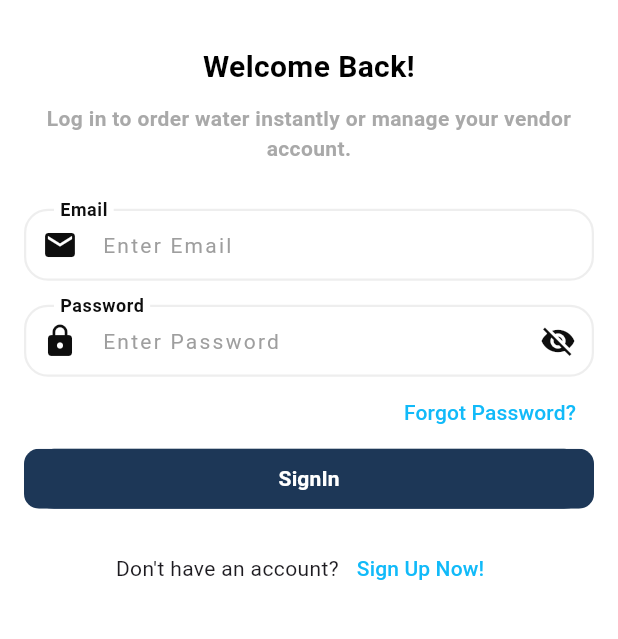
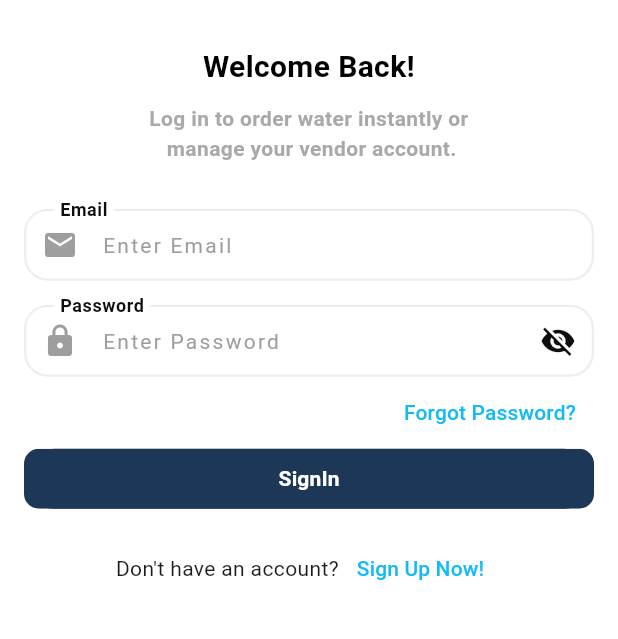
Before and after one commit to difmo/difwaWater-v2, a Flutter app: the screen it shows after launch, after a tap on "Login here", on a phone screen of 412 x 824 dp, the part 401-1040 px from its top. Run offline on Flutter 3.47's test engine with Material 3 defaults, Android fonts, the phone set to English and light mode, and no system bars; our stand-ins replace app_links, cloud_firestore, country_code_picker, country_picker, firebase_auth, firebase_core and 5 more; accounts and stored records are empty; Roboto replaces fonts that are missing (Nexa); project files that could hold a hidden picture were left out.

Commit message:
save changes

```diff
--- a/lib/screens/auth/login_screen.dart
+++ b/lib/screens/auth/login_screen.dart
@@ -84,7 +84,7 @@ class _LoginScreenState extends State<LoginScreenPage> {
                     ),
                     const SizedBox(height: 10),
                     Text(
-                      "Log in to order water instantly or manage your vendor account.",
+                      "Log in to order water instantly or \n manage your vendor account.",
                       style: AppStyle.greyText18.copyWith(
                         fontSize: isSmallScreen ? 14 : 18,
                       ),
--- a/lib/screens/auth/signup_screen.dart
+++ b/lib/screens/auth/signup_screen.dart
@@ -135,25 +135,26 @@ class _MobileNumberPageState extends State<MobileNumberPage>
                         key: _formKeyPhone,
                         child: Row(
                           children: [
-                            CountryCodePicker(
-                              onChanged: (code) {
-                                setState(() {
-                                  selectedCountryCode = code.dialCode!;
-                                });
-                              },
-                              initialSelection: 'IN',
-                              favorite: const ['+91', '+1'],
-                              showCountryOnly: false,
-                              showOnlyCountryWhenClosed: false,
-                              showFlag: false,
-                              alignLeft: false,
-                            ),
+                            // CountryCodePicker(
+                            //   onChanged: (code) {
+                            //     setState(() {
+                            //       selectedCountryCode = code.dialCode!;
+                            //     });
+                            //   },
+                            //   initialSelection: 'IN',
+                            //   favorite: const ['+91', '+1'],
+                            //   showCountryOnly: false,
+                            //   showOnlyCountryWhenClosed: false,
+                            //   showFlag: false,
+                            //   alignLeft: false,
+                            // ),
                             Expanded(
                               child: CommonTextField(
                                 controller: phoneController,
                                 inputType: InputType.phone,
                                 label: 'Phone Number',
                                 hint: 'Enter  Phone Number',
+                                prefixText: '+91',
                                 icon: Icons.phone,
                                 onChanged: (String) {
                                   _formKeyPhone.currentState!.validate();
--- a/lib/screens/splash_screen.dart
+++ b/lib/screens/splash_screen.dart
@@ -83,13 +83,17 @@ class _SplashScreenState extends State<SplashScreen>
   Widget build(BuildContext context) {
     return Scaffold(
       backgroundColor: Color(0xFF010614),
-      body: Stack(
+      body: Center(
+        child: Column(
+          mainAxisAlignment:
+              MainAxisAlignment.spaceBetween, // Distributes widgets evenly
           children: [
-          Center(
-            child: Column(
-              mainAxisAlignment: MainAxisAlignment.center,
-              children: <Widget>[
-                FadeTransition(
+            Column(
+              mainAxisAlignment: MainAxisAlignment.spaceBetween,
+              children: [
+                Padding(
+                  padding: const EdgeInsets.only(top: 300.0),
+                  child: FadeTransition(
                     opacity: _logoOpacity,
                     child: SvgPicture.asset(
                       "assets/images/difwalogo.svg",
@@ -97,40 +101,135 @@ class _SplashScreenState extends State<SplashScreen>
                       height: 100,
                     ),
                   ),
+                ),
+                SizedBox(height: 100,),
+                Column(
+                  mainAxisAlignment: MainAxisAlignment.center,
+                  children: [
+                    FadeTransition(
+                      opacity: _textOpacity,
+                      child: Text(
+                        "Welcome to Difwa",
+                        style: TextStyle(
+                          fontSize: 26,
+                          fontWeight: FontWeight.bold,
+                          color: Colors.white,
+                        ),
+                      ),
+                    ),
+                    const SizedBox(height: 10),
+                    FadeTransition(
+                      opacity: _textOpacity,
+                      child: Text(
+                        'Hassle-Free Water Delivery \nat Your Fingertips!',
+                        style: TextStyle(
+                          fontSize: 16,
+                          color: Colors.white,
+                          fontWeight: FontWeight.bold,
+                        ),
+                        textAlign: TextAlign.center,
+                      ),
+                    ),
                     const SizedBox(height: 20),
                   ],
                 ),
+              ],
             ),
 
-          Positioned(
-            bottom: 0,
-            child: Center(
-              child: SvgPicture.asset(
-                "assets/elements/splash.svg",
-              ),
-            ),
-          ),
+            // ),
+            // const SizedBox(height: 150),
 
-          // Text with fade-in animation
-          Positioned(
-            bottom: 20,
-            left: 0,
-            right: 0,
+            Padding(
+              padding: const EdgeInsets.only(bottom: 20.0),
               child: FadeTransition(
                 opacity: _textOpacity,
-              child: const Center(
-                child: Text(
+                child: const Text(
                   'Powered by Difmo',
                   style: TextStyle(
                     fontSize: 16,
-                    color: Colors.grey,
-                  ),
+                    color: Colors.white,
                   ),
                 ),
               ),
             ),
           ],
         ),
+      ),
+      // Stack(
+      //   children: [
+      //     Column(
+      //       mainAxisAlignment: MainAxisAlignment.center,
+      //       children: <Widget>[
+      //         FadeTransition(
+      //           opacity: _textOpacity,
+      //           child: Text(
+      //             "Welcome to Difwa",
+      //             style: TextStyle(
+      //               fontSize: 16,
+      //             fontWeight: FontWeight.bold,
+      //               color: Colors.grey,
+      //             ),
+      //           ),
+      //         ),
+      //         FadeTransition(
+      //           opacity: _textOpacity,
+      //           child: Text(
+      //             'Hassle-Free Water Delivery at Your Fingertips!',
+      //             style: TextStyle(
+      //               fontSize: 16,
+      //               color: Colors.grey,
+      //             ),
+      //           ),
+      //         ),
+      //         const SizedBox(height: 20),
+      //       ],
+      //     ),
+      //     Center(
+      //       child: Column(
+      //         mainAxisAlignment: MainAxisAlignment.center,
+      //         children: <Widget>[
+      //           FadeTransition(
+      //             opacity: _logoOpacity,
+      //             child: SvgPicture.asset(
+      //               "assets/images/difwalogo.svg",
+      //               width: 100,
+      //               height: 100,
+      //             ),
+      //           ),
+      //           const SizedBox(height: 20),
+      //         ],
+      //       ),
+      //     ),
+
+      //     // Positioned(
+      //     //   bottom: 0,
+      //     //   child: Center(
+      //     //     child: SvgPicture.asset(
+      //     //       "assets/elements/splash.svg",
+      //     //     ),
+      //     //   ),
+      //     // ),
+
+      //     // Text with fade-in animation
+      //     Positioned(
+      //       bottom: 20,
+      //       left: 0,
+      //       right: 0,
+      //       child: FadeTransition(
+      //         opacity: _textOpacity,
+      //         child: const Center(
+      //           child: Text(
+      //             'Powered by Difmo',
+      //             style: TextStyle(
+      //               fontSize: 16,
+      //               color: Colors.grey,
+      //             ),
+      //           ),
+      //         ),
+      //       ),
+      //     ),
+      //   ],
+      // ),
     );
   }
 }
--- a/lib/widgets/custom_input_field.dart
+++ b/lib/widgets/custom_input_field.dart
@@ -16,6 +16,7 @@ class CommonTextField extends StatefulWidget {
   final double? borderRadius;
   final double? height;
   final Color? borderColor;
+  final String? prefixText;
   final IconData? icon;
   final IconData? suffixIcon;
   final String? Function(String?)? validator; // Accept a validator function
@@ -33,6 +34,7 @@ class CommonTextField extends StatefulWidget {
     this.height,
     this.borderColor,
     this.icon,
+    this.prefixText,
     this.suffixIcon,
     this.validator, // Optional validator function
   });
@@ -44,12 +46,22 @@ class CommonTextField extends StatefulWidget {
 class _CommonTextFieldState extends State<CommonTextField> {
   late List<TextInputFormatter> _inputFormatters;
   late TextInputType _keyboardType;
+  FocusNode _focusNode = FocusNode(); // ✅ Direct initialization
   bool _obscureText = true;
 
   @override
   void initState() {
     super.initState();
+    _focusNode.addListener(() {
+      setState(() {}); // Rebuild UI when focus state changes
+    });
     _setInputType();
+  }
+
+  @override
+  void dispose() {
+    _focusNode.dispose();
+    super.dispose();
   }
 
   void _setInputType() {
@@ -90,10 +102,10 @@ class _CommonTextFieldState extends State<CommonTextField> {
 
   @override
   Widget build(BuildContext context) {
-
     return TextFormField(
       autofocus: widget.autofocus,
       controller: widget.controller,
+      focusNode: _focusNode,
       keyboardType: _keyboardType,
       inputFormatters: _inputFormatters,
       readOnly: widget.readOnly,
@@ -102,19 +114,49 @@ class _CommonTextFieldState extends State<CommonTextField> {
           widget.inputType == InputType.visiblePassword ? _obscureText : false,
       validator: widget.validator, // Apply validation function
       style: TextStyle(
-        color:
-            widget.readOnly ? Colors.grey : Colors.black,
+        color: widget.readOnly ? Colors.grey : Colors.black,
         letterSpacing: 1.5,
       ),
       decoration: InputDecoration(
-        prefixIcon: widget.icon != null
-            ? Icon(widget.icon, color: ThemeConstants.blackColor)
-            : null,
+        prefixIcon: Row(
+          mainAxisSize:
+              MainAxisSize.min,
+          children: [
+            if (widget.icon != null)
+              Padding(
+                padding: EdgeInsets.only(
+                    left: 12, right: 4),
+                child: Icon(
+                  widget.icon,
+                  color: _focusNode.hasFocus ? Colors.black : Colors.grey,
+                ),
+              ),
+            if (widget.prefixText != null)
+              Text(
+                widget.prefixText!,
+                style: TextStyle(
+                  color: Colors.black,
+                  fontWeight: FontWeight.bold,
+                  fontSize: 16,
+                ),
+              ),
+          ],
+        ),
+
+        //  widget.icon != null
+        //     ? Icon(
+        //         widget.icon,
+        //         color: _focusNode.hasFocus
+        //             ? Colors.black
+        //             : Colors.grey, // Change color on focus
+        //       )
+        //     : null,
         suffixIcon: widget.inputType == InputType.visiblePassword
             ? IconButton(
                 icon: Icon(
-                    _obscureText ? Icons.visibility_off : Icons.visibility,
-                    color: ThemeConstants.blackColor),
+                  _obscureText ? Icons.visibility_off : Icons.visibility,
+                  color: ThemeConstants.blackColor,
+                ),
                 onPressed: () {
                   setState(() {
                     _obscureText = !_obscureText;
```
Also changed, not shown: lib/screens/personal_details.dart (added, +107 -0 lines), lib/screens/profile_screen.dart (+10 -6 lines), 4 other files. Lines whose indentation alone changed are shown as unchanged.
